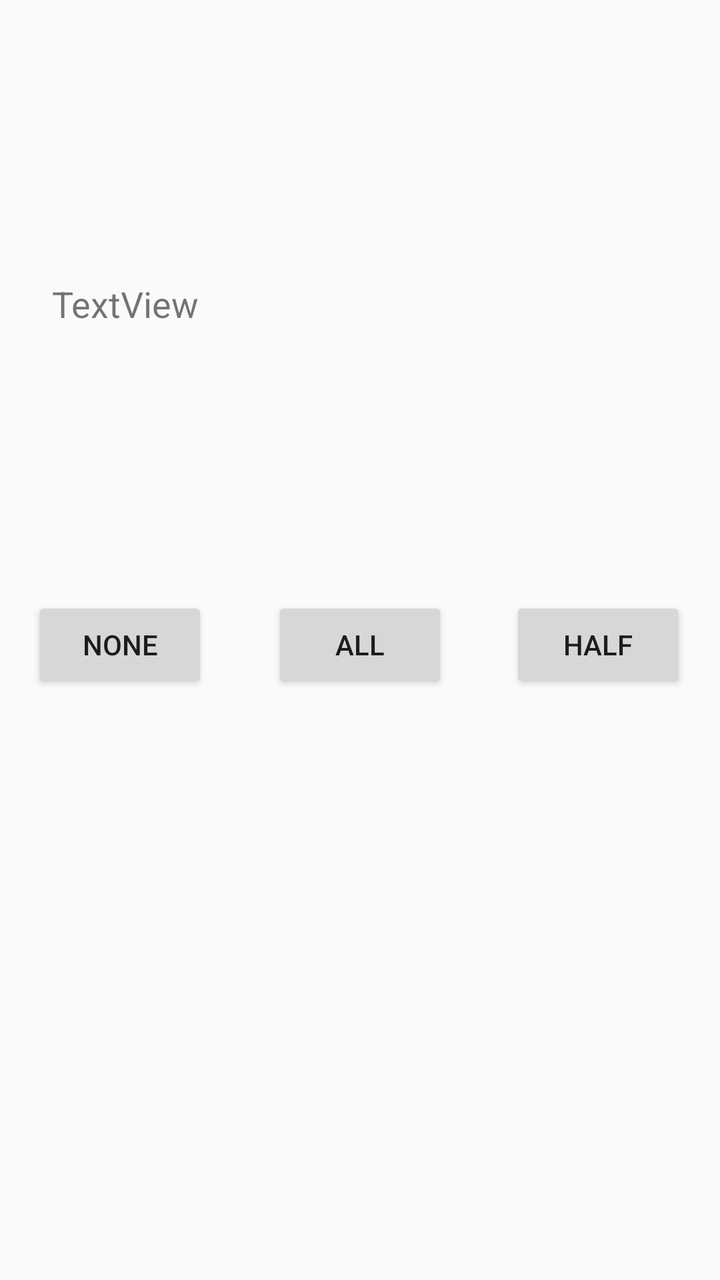
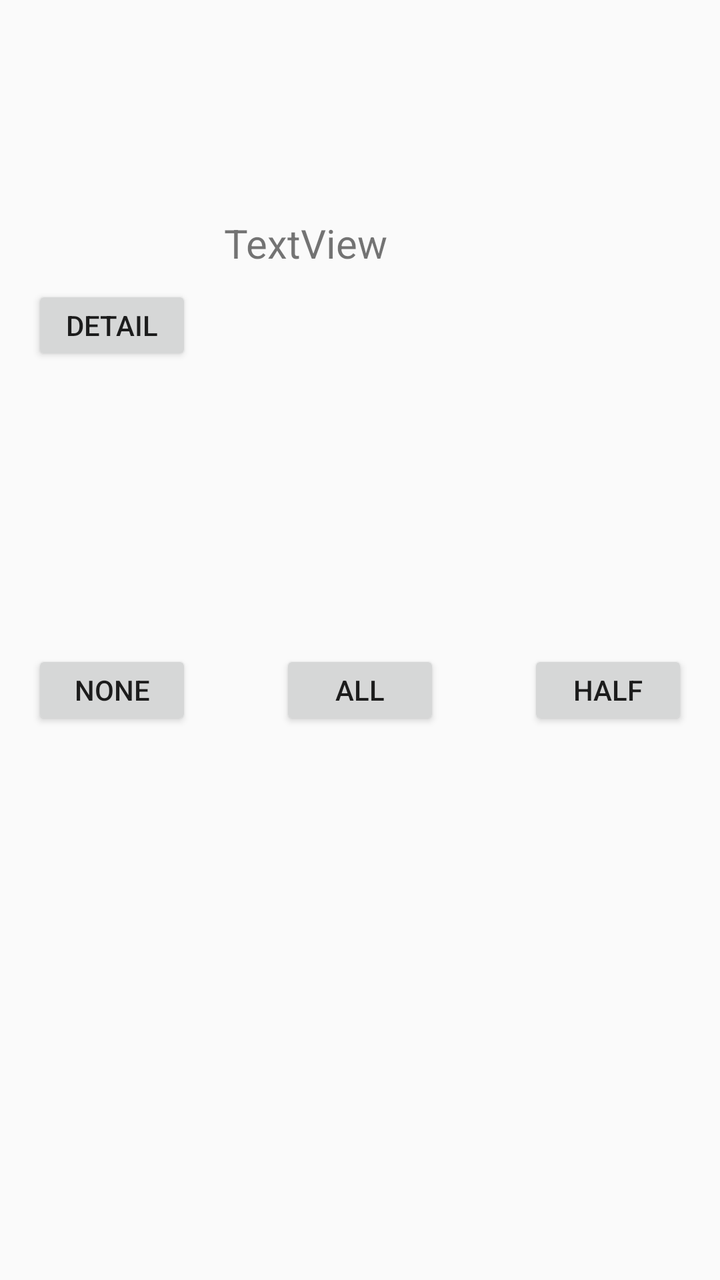

Two renders of the same Android screen: before a commit and after it. Below are the layout's source before the change and the commit's diff.
<!-- AndroidManifest.xml: application theme AppTheme -->
<!-- res/layout/item.xml -->
<?xml version="1.0" encoding="utf-8"?>
<android.support.constraint.ConstraintLayout xmlns:android="http://schemas.android.com/apk/res/android"
    xmlns:app="http://schemas.android.com/apk/res-auto"
    xmlns:tools="http://schemas.android.com/tools"
    android:layout_width="match_parent"
    android:layout_height="match_parent"
    tools:layout_editor_absoluteY="81dp">

    <Button
        android:id="@+id/button3"
        android:layout_width="wrap_content"
        android:layout_height="wrap_content"
        android:layout_marginBottom="-5dp"
        android:layout_marginEnd="17dp"
        android:text="half"
        app:layout_constraintBaseline_toBaselineOf="@+id/button2"
        app:layout_constraintBottom_toBottomOf="parent"
        app:layout_constraintEnd_toEndOf="parent"
        app:layout_constraintStart_toEndOf="@+id/button2" />

    <Button
        android:id="@+id/button2"
        android:layout_width="wrap_content"
        android:layout_height="wrap_content"
        android:layout_marginBottom="-5dp"
        android:text="All"
        app:layout_constraintBottom_toBottomOf="parent"
        app:layout_constraintEnd_toStartOf="@+id/button3"
        app:layout_constraintStart_toEndOf="@+id/button1"
        app:layout_constraintTop_toTopOf="parent" />

    <Button
        android:id="@+id/button1"
        android:layout_width="wrap_content"
        android:layout_height="wrap_content"
        android:layout_marginBottom="-5dp"
        android:layout_marginEnd="1dp"
        android:layout_marginStart="16dp"
        android:text="None"
        app:layout_constraintBaseline_toBaselineOf="@+id/button2"
        app:layout_constraintBottom_toBottomOf="parent"
        app:layout_constraintEnd_toStartOf="@+id/button2"
        app:layout_constraintHorizontal_chainStyle="spread_inside"
        app:layout_constraintStart_toStartOf="parent" />

    <TextView
        android:id="@+id/textView"
        android:layout_width="wrap_content"
        android:layout_height="wrap_content"
        android:layout_marginBottom="5dp"
        android:layout_marginStart="10dp"
        android:layout_marginTop="10dp"
        android:text="TextView"
        android:textSize="18sp"
        app:layout_constraintBottom_toTopOf="@+id/button2"
        app:layout_constraintStart_toStartOf="@+id/button1"
        app:layout_constraintTop_toTopOf="parent" />

</android.support.constraint.ConstraintLayout>
<!-- resources referenced by this layout -->
<resources>
  <style name="AppTheme" parent="Theme.AppCompat.Light.DarkActionBar">
          
          <item name="colorPrimary">@color/colorPrimary</item>
          <item name="colorPrimaryDark">@color/colorPrimaryDark</item>
          <item name="colorAccent">@color/colorAccent</item>
      </style>
  <color name="colorPrimary">#3F51B5</color>
  <color name="colorPrimaryDark">#303F9F</color>
  <color name="colorAccent">#FF4081</color>
</resources>

<!-- the commit's change to res/layout/item.xml (unified diff, before → after) -->
@@ -8,52 +8,75 @@
 
     <Button
         android:id="@+id/button3"
-        android:layout_width="wrap_content"
-        android:layout_height="wrap_content"
-        android:layout_marginBottom="-5dp"
-        android:layout_marginEnd="17dp"
+        android:layout_width="80dp"
+        android:layout_height="40dp"
+        android:layout_marginBottom="10dp"
+        android:layout_marginEnd="16dp"
+        android:layout_marginTop="60dp"
         android:text="half"
-        app:layout_constraintBaseline_toBaselineOf="@+id/button2"
         app:layout_constraintBottom_toBottomOf="parent"
         app:layout_constraintEnd_toEndOf="parent"
-        app:layout_constraintStart_toEndOf="@+id/button2" />
+        app:layout_constraintTop_toTopOf="parent" />
 
     <Button
         android:id="@+id/button2"
-        android:layout_width="wrap_content"
-        android:layout_height="wrap_content"
-        android:layout_marginBottom="-5dp"
+        android:layout_width="80dp"
+        android:layout_height="40dp"
+        android:layout_marginBottom="10dp"
+        android:layout_marginTop="60dp"
         android:text="All"
         app:layout_constraintBottom_toBottomOf="parent"
-        app:layout_constraintEnd_toStartOf="@+id/button3"
-        app:layout_constraintStart_toEndOf="@+id/button1"
+        app:layout_constraintEnd_toEndOf="parent"
+        app:layout_constraintStart_toStartOf="parent"
         app:layout_constraintTop_toTopOf="parent" />
 
     <Button
-        android:id="@+id/button1"
-        android:layout_width="wrap_content"
-        android:layout_height="wrap_content"
-        android:layout_marginBottom="-5dp"
-        android:layout_marginEnd="1dp"
+        android:id="@+id/button21"
+        android:layout_width="80dp"
+        android:layout_height="40dp"
+        android:layout_marginBottom="10dp"
         android:layout_marginStart="16dp"
+        android:layout_marginTop="60dp"
         android:text="None"
-        app:layout_constraintBaseline_toBaselineOf="@+id/button2"
         app:layout_constraintBottom_toBottomOf="parent"
-        app:layout_constraintEnd_toStartOf="@+id/button2"
-        app:layout_constraintHorizontal_chainStyle="spread_inside"
-        app:layout_constraintStart_toStartOf="parent" />
+        app:layout_constraintStart_toStartOf="parent"
+        app:layout_constraintTop_toTopOf="parent" />
 
     <TextView
         android:id="@+id/textView"
+        android:layout_width="0dp"
+        android:layout_height="30dp"
+        android:layout_marginEnd="16dp"
+        android:layout_marginStart="16dp"
+        android:layout_marginTop="108dp"
+        android:text="TextView"
+        android:textSize="20sp"
+        app:layout_constraintEnd_toEndOf="parent"
+        app:layout_constraintHorizontal_bias="0.0"
+        app:layout_constraintStart_toEndOf="@+id/button4"
+        app:layout_constraintTop_toTopOf="parent" />
+
+    <Button
+        android:id="@+id/button4"
+        android:layout_width="80dp"
+        android:layout_height="40dp"
+        android:layout_marginBottom="10dp"
+        android:layout_marginStart="16dp"
+        android:layout_marginTop="10dp"
+        android:text="Detail"
+        app:layout_constraintBottom_toTopOf="@+id/button21"
+        app:layout_constraintStart_toStartOf="parent"
+        app:layout_constraintTop_toTopOf="parent" />
+
+    <TextView
+        android:id="@+id/textView2"
         android:layout_width="wrap_content"
         android:layout_height="wrap_content"
-        android:layout_marginBottom="5dp"
-        android:layout_marginStart="10dp"
-        android:layout_marginTop="10dp"
-        android:text="TextView"
-        android:textSize="18sp"
-        app:layout_constraintBottom_toTopOf="@+id/button2"
-        app:layout_constraintStart_toStartOf="@+id/button1"
+        android:layout_marginStart="24dp"
+        android:layout_marginTop="116dp"
+        android:text="TextView2"
+        android:textColor="@android:color/transparent"
+        app:layout_constraintStart_toStartOf="parent"
         app:layout_constraintTop_toTopOf="parent" />
 
 </android.support.constraint.ConstraintLayout>
